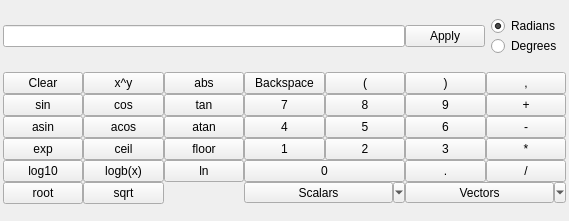
Old version of the form Source/SIMPLViewWidgetsLib/FilterParameterWidgets/UI_Files/CalculatorWidget.ui in the repository BlueQuartzSoftware/SIMPLView.
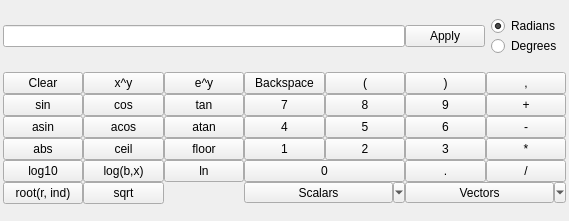
New version of the form.

Commit message: Fixing exp and root buttons to insert the correct terms.

The edit to the form file:
```diff
--- a/Source/SIMPLViewWidgetsLib/FilterParameterWidgets/UI_Files/CalculatorWidget.ui
+++ b/Source/SIMPLViewWidgetsLib/FilterParameterWidgets/UI_Files/CalculatorWidget.ui
@@ -240,13 +240,6 @@
        </property>
       </widget>
      </item>
-     <item row="4" column="2">
-      <widget class="QPushButton" name="expBtn">
-       <property name="text">
-        <string>exp</string>
-       </property>
-      </widget>
-     </item>
      <item row="5" column="4">
       <widget class="QPushButton" name="lnBtn">
        <property name="text">
@@ -264,7 +257,7 @@
      <item row="5" column="3">
       <widget class="QPushButton" name="logBtn">
        <property name="text">
-        <string>logb(x)</string>
+        <string>log(b,x)</string>
        </property>
       </widget>
      </item>
@@ -313,14 +306,7 @@
      <item row="6" column="2">
       <widget class="QPushButton" name="rootBtn">
        <property name="text">
-        <string>root</string>
-       </property>
-      </widget>
-     </item>
-     <item row="1" column="4">
-      <widget class="QPushButton" name="absBtn">
-       <property name="text">
-        <string>abs</string>
+        <string>root(r, ind)</string>
        </property>
       </widget>
      </item>
@@ -366,6 +352,20 @@
        </property>
       </widget>
      </item>
+     <item row="4" column="2">
+      <widget class="QPushButton" name="absBtn">
+       <property name="text">
+        <string>abs</string>
+       </property>
+      </widget>
+     </item>
+     <item row="1" column="4">
+      <widget class="QPushButton" name="expBtn">
+       <property name="text">
+        <string>e^y</string>
+       </property>
+      </widget>
+     </item>
     </layout>
    </item>
   </layout>
```
The commit also changes 2 other files.
